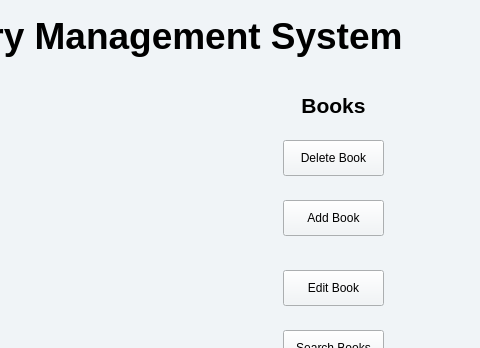
First picture: the form in Library-Management-System/mainmenu.ui, repository danisensei/Library-Management-System, before the edit; both pictures show x 307 to 787 and y 0 to 348 of the 787 by 562 pixel window.
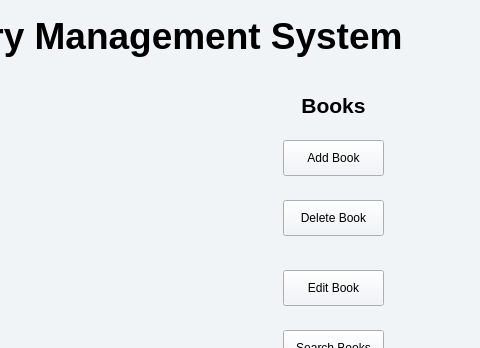
Second picture: the form after the edit. Icons and pictures are not drawn.

Patch:
```diff
--- a/Library-Management-System/mainmenu.ui
+++ b/Library-Management-System/mainmenu.ui
@@ -195,7 +195,7 @@
    <property name="geometry">
     <rect>
      <x>590</x>
-     <y>140</y>
+     <y>200</y>
      <width>101</width>
      <height>36</height>
     </rect>
@@ -208,7 +208,7 @@
    <property name="geometry">
     <rect>
      <x>590</x>
-     <y>200</y>
+     <y>140</y>
      <width>101</width>
      <height>36</height>
     </rect>
```
